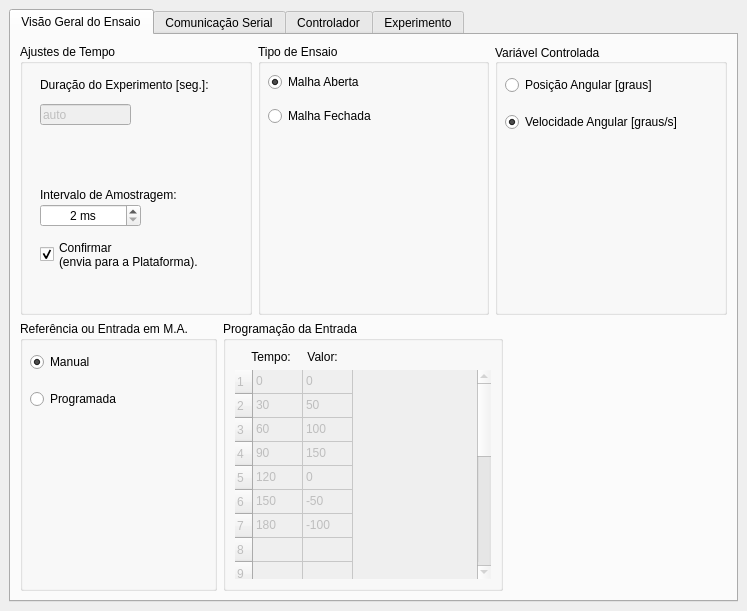
torresgithub/software_controle_plantas, file GUI_code/main_window.ui: the form before one commit.
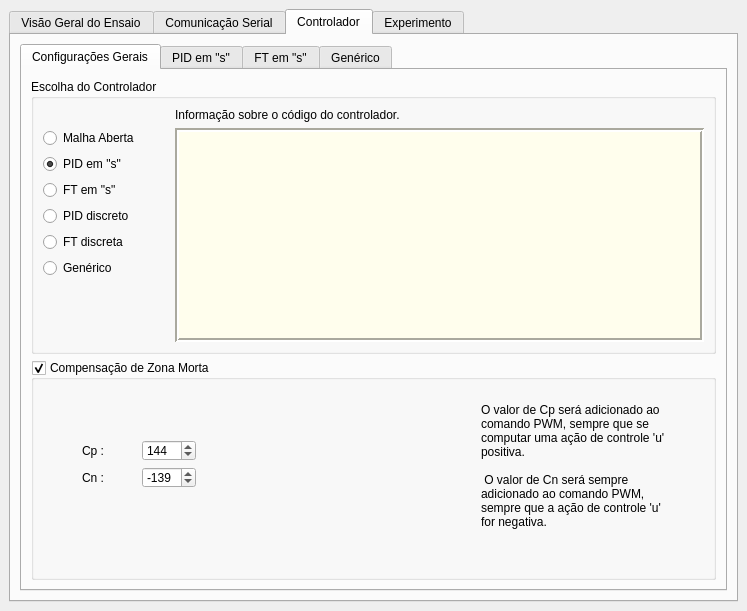
The form after the commit. The open tabs and pages were chosen to show the change. Icons and pictures are not drawn. Custom widgets are drawn as their Qt base class.

What changed in the file:
```diff
--- a/GUI_code/main_window.ui
+++ b/GUI_code/main_window.ui
@@ -34,7 +34,10 @@
   <widget class="QWidget" name="centralwidget">
    <layout class="QGridLayout" name="gridLayout">
     <item row="0" column="0">
-     <widget class="QTabWidget" name="tabWidget">
+     <widget class="QTabWidget" name="tabWidge_main">
+      <property name="enabled">
+       <bool>true</bool>
+      </property>
       <property name="tabShape">
        <enum>QTabWidget::TabShape::Rounded</enum>
       </property>
@@ -50,7 +53,7 @@
        </attribute>
        <layout class="QHBoxLayout" name="horizontalLayout_9">
         <item>
-         <layout class="QVBoxLayout" name="verticalLayout_15" stretch="0,0">
+         <layout class="QVBoxLayout" name="verticalLayout_15" stretch="1,1">
           <item>
            <layout class="QHBoxLayout" name="horizontalLayout_6">
             <item>
@@ -186,54 +189,6 @@
               </widget>
              </widget>
             </item>
-            <item>
-             <widget class="QGroupBox" name="groupBox_test_type">
-              <property name="sizePolicy">
-               <sizepolicy hsizetype="Preferred" vsizetype="Expanding">
-                <horstretch>0</horstretch>
-                <verstretch>0</verstretch>
-               </sizepolicy>
-              </property>
-              <property name="minimumSize">
-               <size>
-                <width>0</width>
-                <height>0</height>
-               </size>
-              </property>
-              <property name="title">
-               <string>Tipo de Ensaio</string>
-              </property>
-              <widget class="QWidget" name="verticalLayoutWidget">
-               <property name="geometry">
-                <rect>
-                 <x>10</x>
-                 <y>20</y>
-                 <width>131</width>
-                 <height>71</height>
-                </rect>
-               </property>
-               <layout class="QVBoxLayout" name="verticalLayout_7">
-                <item>
-                 <widget class="QRadioButton" name="radioButton_open_loop">
-                  <property name="text">
-                   <string>Malha Aberta</string>
-                  </property>
-                  <property name="checked">
-                   <bool>true</bool>
-                  </property>
-                 </widget>
-                </item>
-                <item>
-                 <widget class="QRadioButton" name="radioButton_closed_loop">
-                  <property name="text">
-                   <string>Malha Fechada</string>
-                  </property>
-                 </widget>
-                </item>
-               </layout>
-              </widget>
-             </widget>
-            </item>
             <item>
              <widget class="QGroupBox" name="groupBox_controlled_output">
               <property name="title">
@@ -371,7 +326,7 @@
                   <bool>true</bool>
                  </property>
                  <property name="rowCount">
-                  <number>20</number>
+                  <number>15</number>
                  </property>
                  <property name="columnCount">
                   <number>2</number>
@@ -403,11 +358,6 @@
                  <row/>
                  <row/>
                  <row/>
-                 <row/>
-                 <row/>
-                 <row/>
-                 <row/>
-                 <row/>
                  <column/>
                  <column/>
                  <item row="0" column="0">
@@ -732,12 +682,15 @@
        </layout>
       </widget>
       <widget class="QWidget" name="tab_controller">
+       <property name="enabled">
+        <bool>true</bool>
+       </property>
        <attribute name="title">
         <string>Controlador</string>
        </attribute>
        <layout class="QVBoxLayout" name="verticalLayout_11">
         <item>
-         <widget class="QTabWidget" name="tabWidget_2">
+         <widget class="QTabWidget" name="tabWidget">
           <property name="currentIndex">
            <number>1</number>
           </property>
@@ -779,8 +732,18 @@
                    </property>
                   </spacer>
                  </item>
+                 <item>
+                  <widget class="QRadioButton" name="radioButton_open_loop">
+                   <property name="text">
+                    <string>Malha Aberta</string>
+                   </property>
+                  </widget>
+                 </item>
                  <item>
                   <widget class="QRadioButton" name="radioButton_PID_s">
+                   <property name="enabled">
+                    <bool>true</bool>
+                   </property>
                    <property name="sizePolicy">
                     <sizepolicy hsizetype="Preferred" vsizetype="Fixed">
                      <horstretch>0</horstretch>
@@ -917,35 +880,14 @@
                <string>Compensação de Zona Morta</string>
               </property>
               <property name="checkable">
-               <bool>false</bool>
+               <bool>true</bool>
               </property>
-              <widget class="QCheckBox" name="checkBox_use_deadzone_comp">
-               <property name="geometry">
-                <rect>
-                 <x>10</x>
-                 <y>20</y>
-                 <width>231</width>
-                 <height>41</height>
-                </rect>
-               </property>
-               <property name="font">
-                <font>
-                 <family>Ubuntu</family>
-                 <pointsize>10</pointsize>
-                 <italic>false</italic>
-                 <bold>false</bold>
-                </font>
-               </property>
-               <property name="styleSheet">
-                <string notr="true"/>
-               </property>
-               <property name="text">
-                <string>Usar compensação de Zona Morta</string>
-               </property>
-              </widget>
+              <property name="checked">
+               <bool>true</bool>
+              </property>
               <widget class="QLabel" name="label_12">
                <property name="enabled">
-                <bool>false</bool>
+                <bool>true</bool>
                </property>
                <property name="geometry">
                 <rect>
@@ -977,6 +919,9 @@
                <layout class="QGridLayout" name="gridLayout_2" rowstretch="0,0" columnstretch="0,0">
                 <item row="0" column="0">
                  <widget class="QLabel" name="label_19">
+                  <property name="enabled">
+                   <bool>true</bool>
+                  </property>
                   <property name="text">
                    <string>Cp :</string>
                   </property>
@@ -985,7 +930,7 @@
                 <item row="0" column="1">
                  <widget class="QSpinBox" name="spinBox_Cp">
                   <property name="enabled">
-                   <bool>false</bool>
+                   <bool>true</bool>
                   </property>
                   <property name="maximum">
                    <number>255</number>
@@ -997,6 +942,9 @@
                 </item>
                 <item row="1" column="0">
                  <widget class="QLabel" name="label_20">
+                  <property name="enabled">
+                   <bool>true</bool>
+                  </property>
                   <property name="text">
                    <string>Cn :</string>
                   </property>
@@ -1005,7 +953,7 @@
                 <item row="1" column="1">
                  <widget class="QSpinBox" name="spinBox_Cn">
                   <property name="enabled">
-                   <bool>false</bool>
+                   <bool>true</bool>
                   </property>
                   <property name="minimum">
                    <number>-255</number>
@@ -1020,6 +968,27 @@
                 </item>
                </layout>
               </widget>
+              <widget class="QLabel" name="label_26">
+               <property name="geometry">
+                <rect>
+                 <x>450</x>
+                 <y>30</y>
+                 <width>191</width>
+                 <height>151</height>
+                </rect>
+               </property>
+               <property name="text">
+                <string>O valor de Cp será adicionado ao comando PWM, sempre que se computar uma ação de controle 'u' positiva.
+
+ O valor de Cn será sempre adicionado ao comando PWM, sempre que a ação de controle 'u' for negativa.</string>
+               </property>
+               <property name="textFormat">
+                <enum>Qt::TextFormat::AutoText</enum>
+               </property>
+               <property name="wordWrap">
+                <bool>true</bool>
+               </property>
+              </widget>
              </widget>
             </item>
            </layout>
```
Left out of the diff: 39 changed lines with no effect on the pictures.
